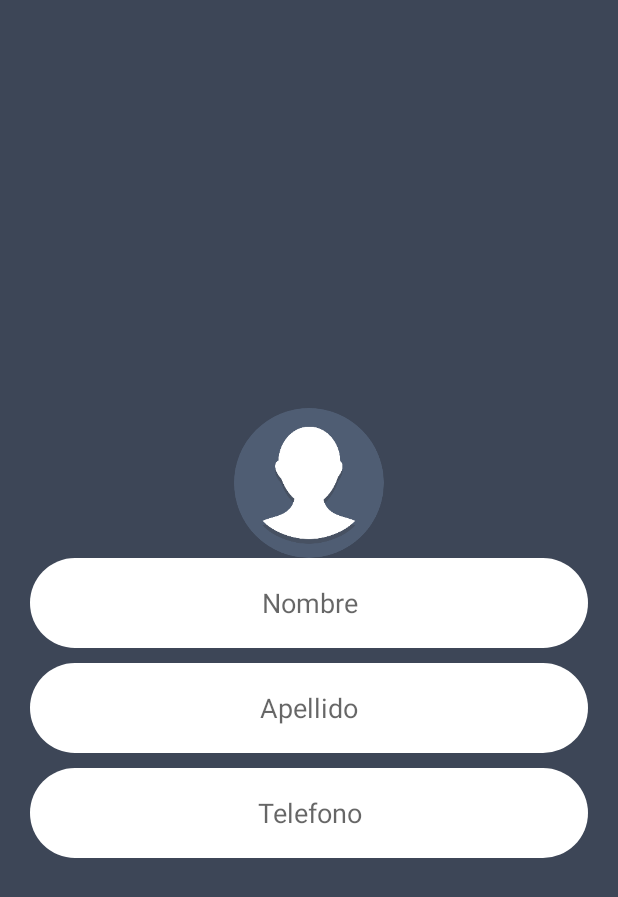
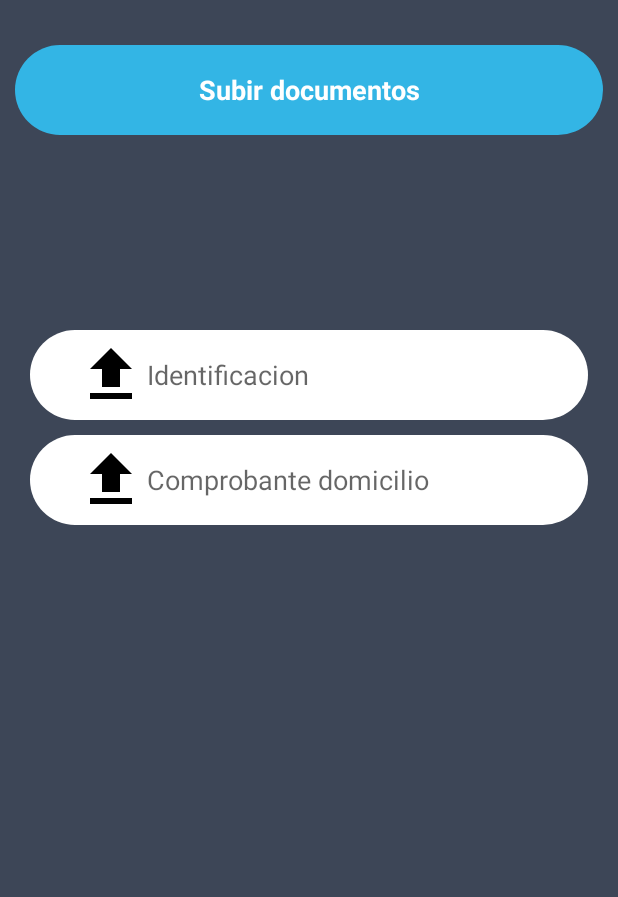
Before and after one commit to cccorona/GembaParthner, an Android app: the fragment WizardFragmentDocuments placed in its activity, on a phone screen of 412 x 824 dp. Shown: the top 897 px of the screen. Run offline under Robolectric (Android 15) with nearby library versions, the phone set to English and light mode, and no system bars; our stand-ins replace Picasso; libraries missing offline, so code that uses them is left out: com.stepstone.stepper; plain views replace StepperLayout; 3 statements that could not run were skipped.

Commit message:
Add full register process layouts from Wizard

```diff
--- a/app/build.gradle
+++ b/app/build.gradle
@@ -41,6 +41,8 @@ dependencies {
     compile 'com.stepstone.stepper:material-stepper:4.0.0'
     compile 'de.hdodenhof:circleimageview:2.1.0'
     compile 'com.squareup.picasso:picasso:2.5.2'
+    compile 'com.google.android.gms:play-services-places:10.2.6'
+
 
 
     testCompile 'junit:junit:4.12'
--- a/app/src/main/AndroidManifest.xml
+++ b/app/src/main/AndroidManifest.xml
@@ -11,6 +11,10 @@
         android:roundIcon="@mipmap/ic_launcher_round"
         android:supportsRtl="true"
         android:theme="@style/AppTheme">
+
+        <meta-data
+            android:name="com.google.android.geo.API_KEY"
+            android:value="AIzaSyCW9smc_0P64qfXNJRfxd4kIW_jLcQswZ4"/>
         <activity
             android:name=".MainActivity"
             android:label="@string/app_name"
--- a/app/src/main/java/mx/com/cesarcorona/gembaparthner/activities/LoginRegisterActivity.java
+++ b/app/src/main/java/mx/com/cesarcorona/gembaparthner/activities/LoginRegisterActivity.java
@@ -71,7 +71,7 @@ public class LoginRegisterActivity extends AppCompatActivity {
                 FirebaseUser user = firebaseAuth.getCurrentUser();
                 if (user != null) {
                     FirebaseCrash.log(TAG+" onAuthStateChanged:signed_in:" + user.getUid());
-                    Intent mainActivity = new Intent(LoginRegisterActivity.this,MainActivity.class);
+                    Intent mainActivity = new Intent(LoginRegisterActivity.this,WizardActivity.class);
                     startActivity(mainActivity);
                     finish();
                 } else {
--- a/app/src/main/java/mx/com/cesarcorona/gembaparthner/activities/WizardActivity.java
+++ b/app/src/main/java/mx/com/cesarcorona/gembaparthner/activities/WizardActivity.java
@@ -1,20 +1,40 @@
 package mx.com.cesarcorona.gembaparthner.activities;
 
+import android.app.ProgressDialog;
+import android.net.Uri;
 import android.support.v7.app.AppCompatActivity;
 import android.os.Bundle;
 import android.view.View;
 import android.widget.Toast;
 
+import com.google.android.gms.location.places.Place;
 import com.stepstone.stepper.StepperLayout;
 import com.stepstone.stepper.VerificationError;
 
+
 import mx.com.cesarcorona.gembaparthner.R;
 import mx.com.cesarcorona.gembaparthner.adapters.WizardAdapter;
+import mx.com.cesarcorona.gembaparthner.fragments.WizardFragmentDocuments;
+import mx.com.cesarcorona.gembaparthner.fragments.WizardFragmentPlace;
+import mx.com.cesarcorona.gembaparthner.fragments.WizardFragmentProfile;
 
-public class WizardActivity extends AppCompatActivity implements StepperLayout.StepperListener{
+public class WizardActivity extends AppCompatActivity implements StepperLayout.StepperListener,
+        WizardFragmentProfile.OnProfilePictureInterface , WizardFragmentPlace.OnPlaceInterface ,
+        WizardFragmentDocuments.OnDocumentsInterface{
+
+
 
 
     private StepperLayout mStepperLayout;
+
+    private Uri urlProfilePicture;
+    private Uri ife ,domicilio;
+    private Place parkingPlace;
+
+    private ProgressDialog pDialog;
+
+
+
 
 
     @Override
@@ -24,11 +44,15 @@ public class WizardActivity extends AppCompatActivity implements StepperLayout.S
         mStepperLayout = (StepperLayout) findViewById(R.id.stepperLayout);
         mStepperLayout.setAdapter(new WizardAdapter(getSupportFragmentManager(), this));
         mStepperLayout.setListener(this);
+        pDialog = new ProgressDialog(WizardActivity.this);
+        pDialog.setMessage("Por favor espera...");
+        pDialog.setCancelable(false);
     }
 
     @Override
     public void onCompleted(View completeButton) {
-        Toast.makeText(this, "onCompleted!", Toast.LENGTH_SHORT).show();
+       // Toast.makeText(this, "onCompleted!", Toast.LENGTH_SHORT).show();
+        createProfileIntent();
     }
 
     @Override
@@ -45,4 +69,47 @@ public class WizardActivity extends AppCompatActivity implements StepperLayout.S
     public void onReturn() {
         finish();
     }
+
+    @Override
+    public void OnProfileSelected(Uri url) {
+        urlProfilePicture = url;
+
+    }
+
+
+    @Override
+    public void onBackPressed() {
+    }
+
+    @Override
+    public void OnPlaceSelected(Place place) {
+        parkingPlace = place;
+
+    }
+
+    @Override
+    public void OnIdentificacionUpload(Uri uri) {
+        ife = uri;
+    }
+
+    @Override
+    public void OnDomicilioUpload(Uri uri) {
+       domicilio = uri;
+    }
+
+    private void createProfileIntent(){
+        showpDialog();
+    }
+
+
+    private void showpDialog() {
+        if (!pDialog.isShowing())
+            pDialog.show();
+    }
+
+    private void hidepDialog() {
+        if (pDialog.isShowing())
+            pDialog.dismiss();
+    }
+
 }
--- a/app/src/main/java/mx/com/cesarcorona/gembaparthner/fragments/WizardFragmentDocuments.java
+++ b/app/src/main/java/mx/com/cesarcorona/gembaparthner/fragments/WizardFragmentDocuments.java
@@ -1,12 +1,16 @@
 package mx.com.cesarcorona.gembaparthner.fragments;
 
+import android.content.Intent;
+import android.net.Uri;
 import android.os.Bundle;
 import android.support.annotation.NonNull;
 import android.support.v4.app.Fragment;
 import android.view.LayoutInflater;
 import android.view.View;
 import android.view.ViewGroup;
+import android.widget.EditText;
 
+import com.squareup.picasso.Picasso;
 import com.stepstone.stepper.Step;
 import com.stepstone.stepper.VerificationError;
 
@@ -18,19 +22,55 @@ import mx.com.cesarcorona.gembaparthner.R;
 
 public class WizardFragmentDocuments extends Fragment implements Step {
 
+
+    private static int RESULT_LOAD_IMAGE_IDENTIFICACION = 1;
+    private static int RESULTADO_LOAD_DOMICILIO= 2;
+    private EditText identificacionUpload, comprobanteDomicilio;
+
+    private OnDocumentsInterface onDocumentsInterface;
+
+    public interface  OnDocumentsInterface{
+        void OnIdentificacionUpload(Uri uri);
+        void OnDomicilioUpload(Uri uri);
+    }
+
+
+    public void setOnDocumentsInterface(OnDocumentsInterface onDocumentsInterface) {
+        this.onDocumentsInterface = onDocumentsInterface;
+    }
+
     @Override
     public View onCreateView(LayoutInflater inflater, ViewGroup container, Bundle savedInstanceState) {
-        View v = inflater.inflate(R.layout.fragment_wizard_fragment_profile, container, false);
+        View v = inflater.inflate(R.layout.fragment_wizard_fragment_documentos, container, false);
+        identificacionUpload = (EditText) v.findViewById(R.id.identificacion_upload);
+        comprobanteDomicilio = (EditText) v.findViewById(R.id.domicilio_upload);
 
-        //initialize your UI
+        identificacionUpload.setOnClickListener(new View.OnClickListener() {
+            @Override
+            public void onClick(View v) {
+                pickImage(RESULT_LOAD_IMAGE_IDENTIFICACION);
+            }
+        });
+
+        comprobanteDomicilio.setOnClickListener(new View.OnClickListener() {
+            @Override
+            public void onClick(View v) {
+                pickImage(RESULTADO_LOAD_DOMICILIO);
+            }
+        });
 
         return v;
     }
 
     @Override
     public VerificationError verifyStep() {
-        //return null if the user can go to the next step, create a new VerificationError instance otherwise
-        return null;
+          if(identificacionUpload.getText().length() >0 &&
+                  comprobanteDomicilio.getText().length() >0){
+              return null;
+          }else{
+              return new VerificationError("Debes subir los dos documentos requeridos");
+          }
+
     }
 
     @Override
@@ -43,4 +83,27 @@ public class WizardFragmentDocuments extends Fragment implements Step {
         //handle error inside of the fragment, e.g. show error on EditText
     }
 
+
+    @Override
+    public void onActivityResult(int requestCode, int resultCode, Intent data) {
+        super.onActivityResult(requestCode, resultCode, data);
+        if(requestCode == RESULT_LOAD_IMAGE_IDENTIFICACION){
+            identificacionUpload.setText(data.getData().toString());
+
+        }else if(requestCode == RESULTADO_LOAD_DOMICILIO){
+            comprobanteDomicilio.setText(data.getData().toString());
+        }
+
+    }
+
+
+    public void pickImage(int CODE) {
+
+        Intent intent = new Intent();
+        intent.setType("image/*");
+        intent.setAction(Intent.ACTION_GET_CONTENT);
+        startActivityForResult(Intent.createChooser(intent, "Select Picture"), CODE);
+
+    }
+
 }
--- /dev/null
+++ b/app/src/main/res/drawable/rounded_blue.xml
@@ -0,0 +1,9 @@
+<?xml version="1.0" encoding="utf-8"?>
+<shape xmlns:android="http://schemas.android.com/apk/res/android"
+    android:shape="rectangle">
+    <solid android:color="#33b5e5" />
+    <corners android:bottomRightRadius="30dp"
+        android:bottomLeftRadius="30dp"
+        android:topRightRadius="30dp"
+        android:topLeftRadius="30dp"/>
+</shape>
--- /dev/null
+++ b/app/src/main/res/layout/fragment_wizard_fragment_documentos.xml
@@ -0,0 +1,79 @@
+<FrameLayout xmlns:android="http://schemas.android.com/apk/res/android"
+    xmlns:tools="http://schemas.android.com/tools"
+    android:layout_width="match_parent"
+    android:layout_height="match_parent"
+    android:background="@color/colorGray"
+    tools:context="mx.com.cesarcorona.gembaparthner.fragments.WizardFragmentProfile">
+
+
+    <LinearLayout
+        android:orientation="vertical"
+        android:gravity="center"
+        android:layout_marginTop="30dp"
+        android:layout_width="match_parent"
+        android:layout_height="wrap_content">
+
+
+        <EditText
+            android:inputType="none"
+            android:editable="false"
+            android:singleLine="true"
+            android:lines="1"
+            android:imeOptions="actionNext"
+            android:gravity="center"
+            android:textColorHint="#FFF"
+            android:hint="Subir documentos"
+            android:textStyle="bold"
+            android:background="@drawable/rounded_blue"
+            android:layout_marginLeft="10dp"
+            android:layout_marginRight="10dp"
+            android:layout_width="match_parent"
+            android:layout_marginBottom="120dp"
+            android:layout_height="60dp" />
+
+
+        <EditText
+            android:paddingLeft="30dp"
+            android:drawableLeft="@drawable/ic_file_upload_black_48dp"
+            android:inputType="none"
+            android:editable="false"
+            android:lines="1"
+            android:singleLine="true"
+            android:imeOptions="actionNext"
+            android:id="@+id/identificacion_upload"
+            android:hint="Identificacion "
+            android:background="@drawable/rounded_big"
+            android:layout_marginLeft="20dp"
+            android:layout_marginRight="20dp"
+            android:layout_marginTop="10dp"
+            android:layout_width="match_parent"
+            android:layout_height="60dp" />
+
+        <EditText
+            android:paddingLeft="30dp"
+            android:drawableLeft="@drawable/ic_file_upload_black_48dp"
+            android:inputType="none"
+            android:editable="false"
+            android:lines="1"
+            android:singleLine="true"
+            android:imeOptions="actionDone"
+            android:id="@+id/domicilio_upload"
+            android:hint="Comprobante domicilio"
+            android:background="@drawable/rounded_big"
+            android:layout_marginLeft="20dp"
+            android:layout_marginRight="20dp"
+            android:layout_marginTop="10dp"
+            android:layout_width="match_parent"
+            android:layout_height="60dp" />
+
+
+
+
+
+
+
+    </LinearLayout>
+
+
+
+</FrameLayout>
```
Also changed, not shown: app/src/main/java/mx/com/cesarcorona/gembaparthner/adapters/WizardAdapter.java (+9 -3 lines), app/src/main/java/mx/com/cesarcorona/gembaparthner/fragments/WizardFragmentPlace.java (+56 -4 lines), app/src/main/java/mx/com/cesarcorona/gembaparthner/fragments/WizardFragmentProfile.java (+16 -0 lines), app/src/main/res/layout/fragment_wizard_fragment_place.xml (added, +53 -0 lines), app/src/main/res/drawable-hdpi/ic_file_upload_black_48dp.png (added), app/src/main/res/drawable-mdpi/ic_file_upload_black_48dp.png (added), app/src/main/res/drawable-xhdpi/ic_file_upload_black_48dp.png (added), app/src/main/res/drawable-xxhdpi/ic_file_upload_black_48dp.png (added), app/src/main/res/drawable-xxxhdpi/ic_file_upload_black_48dp.png (added).
